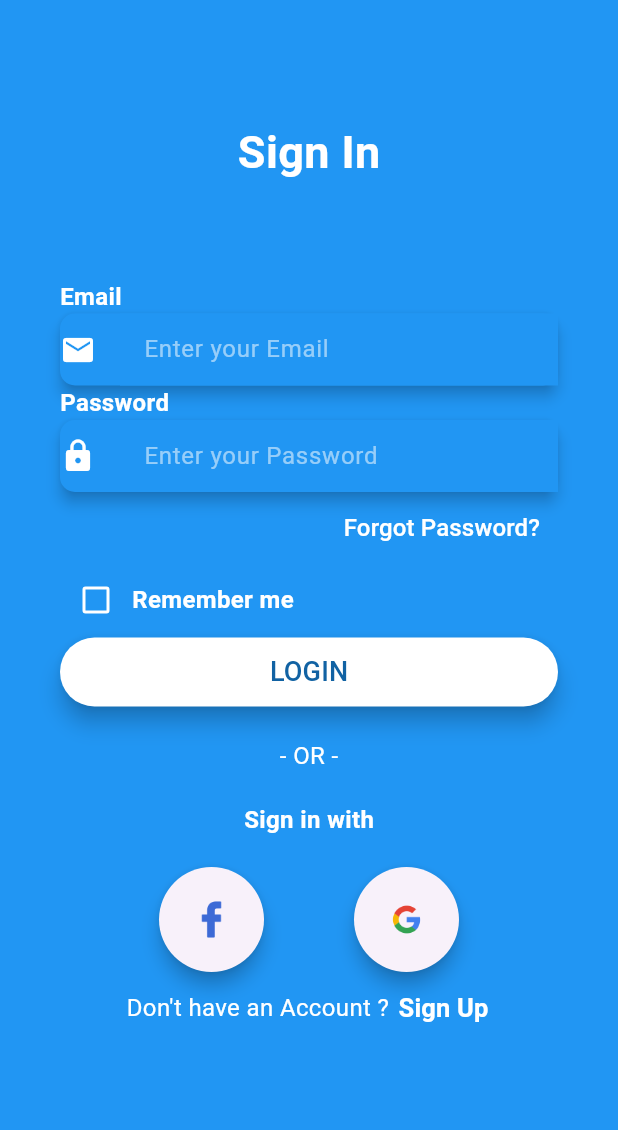
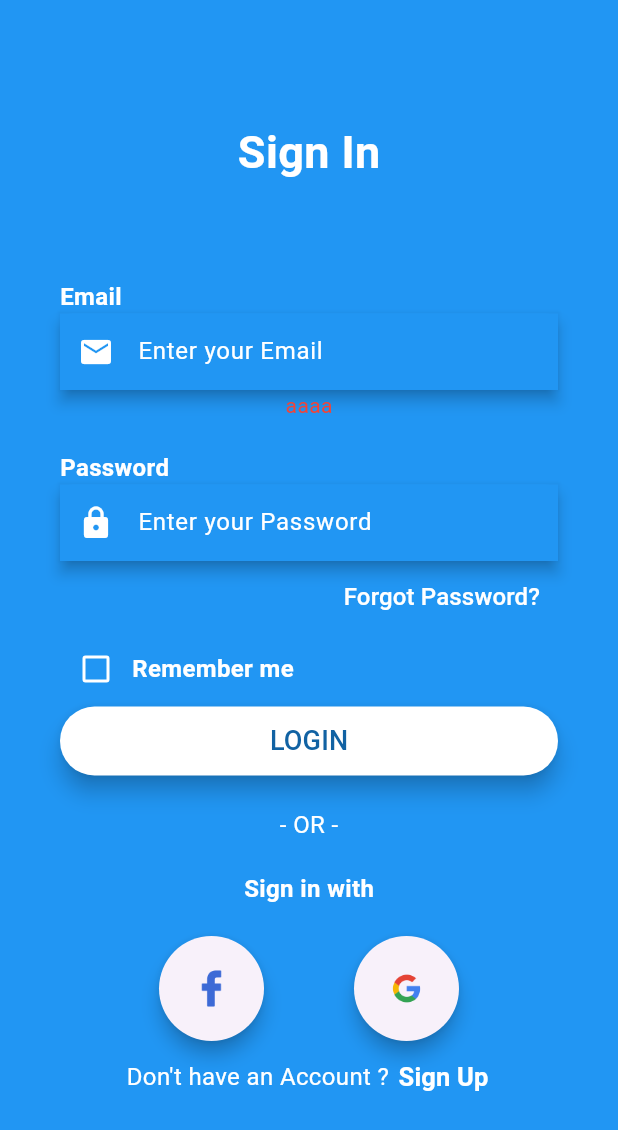
Before and after one commit to Kashish-saxena/Login_Repo, a Flutter app: the screen it shows after launch, after a tap on "LOGIN", on a phone screen of 412 x 824 dp. Shown: the top 1130 px of the screen. Run offline on Flutter 3.47's test engine with Material 2 defaults, Android fonts, the phone set to English and light mode, and no system bars.

Commit message:
lib updated

```diff
--- /dev/null
+++ b/lib/screens/home_screen.dart
@@ -0,0 +1,39 @@
+import 'package:flutter/material.dart';
+import 'package:flutter_project/screens/login_screen.dart';
+
+class HomeScreen extends StatefulWidget {
+  const HomeScreen({super.key});
+
+  @override
+  State<HomeScreen> createState() => _HomeScreenState();
+}
+
+
+class _HomeScreenState extends State<HomeScreen> {
+  @override
+  void initState() {
+    super.initState();
+    debugPrint("Initial State");
+  }
+
+  @override
+  Widget build(BuildContext context) {
+    return Scaffold(
+      appBar: AppBar(
+          leading: IconButton(
+              onPressed: () {
+                Navigator.pop(context,
+                    Builder(builder: (context) => const LoginScreen()));
+              },
+              icon: const Icon(Icons.arrow_back_ios))),
+      body: const Center(
+        child: Column(
+          children: [
+            Text("HomeScreen"),
+            Text(""),
+          ],
+        ),
+      ),
+    );
+  }
+}
--- a/lib/screens/login_screen.dart
+++ b/lib/screens/login_screen.dart
@@ -1,5 +1,7 @@
 import 'package:flutter/material.dart';
-import 'package:flutter_project/screens/input_validation.dart';
+import 'package:flutter_project/screens/home_screen.dart';
+import 'package:flutter_project/util/input_validation.dart';
+import 'package:flutter_project/util/string_constants.dart';
 import 'package:flutter_project/widgets/common_textfield.dart';
 
 class LoginScreen extends StatefulWidget {
@@ -10,13 +12,32 @@ class LoginScreen extends StatefulWidget {
 }
 
 class _LoginScreenState extends State<LoginScreen> {
-  bool? _changed = false; //isRememberMeClicked
+  @override
+  void initState() {
+    super.initState();
+    debugPrint("Initial State");
+  }
+
+  @override
+  void didChangeDependencies() {
+    debugPrint("Dependencies changed");
+    super.didChangeDependencies();
+  }
+
+  @override
+  void didUpdateWidget(covariant LoginScreen oldWidget) {
+    debugPrint("didUpdateWidget");
+    super.didUpdateWidget(oldWidget);
+  }
+
+  bool? isRememberMeClicked = false;
   final _formKey = GlobalKey<FormState>();
   TextEditingController emailController = TextEditingController();
   TextEditingController passwordController = TextEditingController();
   String _message = '';
-  final InputValidation _inputValidation = InputValidation();
-
+  String emailMessage = 'aaaa';
+  String passwordMessage = '';
+  bool? isEmailValid = true;
   @override
   Widget build(BuildContext context) {
     return Scaffold(
@@ -38,7 +59,7 @@ class _LoginScreenState extends State<LoginScreen> {
             mainAxisAlignment: MainAxisAlignment.center,
             children: [
               const Text(
-                "Sign In",
+                StringConstants.signIn,
                 style: TextStyle(
                     color: Colors.white,
                     fontSize: 30,
@@ -71,13 +92,32 @@ class _LoginScreenState extends State<LoginScreen> {
                 hint: "Enter your Email",
                 label: "Email",
                 hintStyle: const TextStyle(color: Colors.white),
+                prefixIcon: Icons.email,
                 image: (Icons.email),
-                validator: (email) {
-                  if (!_inputValidation.isEmailValid(email)) {
-                    return "Email address should contain @";
-                  }
-                  return null;
-                },
+                // onChange: (val) {
+                //   if (!InputValidation.isEmailValid(val)) {
+                //     //setState(() {
+                //       isEmailValid = false;
+                //     //});
+                //   } else {
+                //     isEmailValid = true;
+                //   }
+                // },
+                // validator: (email) {
+                //   if (!InputValidation.isEmailValid(email)) {
+                //     return "Email address should contain @";
+                //   }
+                //   return null;
+                // },
+              ),
+              isEmailValid == false
+                  ? Text(
+                      emailMessage,
+                      style: const TextStyle(color: Colors.red),
+                    )
+                  : Container(),
+              SizedBox(
+                height: 20,
               ),
               const Align(
                 alignment: Alignment.topLeft,
@@ -94,14 +134,15 @@ class _LoginScreenState extends State<LoginScreen> {
                 obscureText: true,
                 hint: "Enter your Password",
                 label: "Password",
+                prefixIcon: Icons.lock,
                 hintStyle: const TextStyle(color: Colors.white),
                 image: (Icons.lock),
-                validator: (password) {
-                  if (!_inputValidation.isPasswordValid(password)) {
-                    return "Password is incorrect";
-                  }
-                  return null;
-                },
+                // validator: (password) {
+                //   if (!InputValidation.isPasswordValid(password)) {
+                //     return "Password is incorrect";
+                //   }
+                //   return null;
+                // },
               ),
               Align(
                 alignment: Alignment.topRight,
@@ -117,11 +158,11 @@ class _LoginScreenState extends State<LoginScreen> {
                 children: [
                   Checkbox(
                     side: const BorderSide(color: Colors.white, width: 2),
-                    value: _changed,
+                    value: isRememberMeClicked,
                     onChanged: (value) {
                       // print("value is $value");
                       setState(() {
-                        _changed = value;
+                        isRememberMeClicked = value;
                       });
                     },
                   ),
@@ -144,13 +185,28 @@ class _LoginScreenState extends State<LoginScreen> {
                         horizontal: 20, vertical: 10),
                   ),
                   onPressed: () {
-                    if (_formKey.currentState!.validate()) {
-                      var email = emailController.text;
-                      _message =
-                          "Your account with the email '$email' has been created.";
-                    } else {
-                      _message = "Please type correct email and password";
+                    // if (_formKey.currentState!.validate()) {
+                    print("here");
+                    if (emailController.text.toString().length == 0 &&
+                        passwordController.text.toString().length == 0) {
+                      setState(() {
+                        isEmailValid = false;
+                        print("isEmailValid is $isEmailValid");
+                      });
                     }
+                    //_message = "Please type correct email and password";
+                    //}
+                    //else {
+                    // print("not checking");
+                    // var email = emailController.text;
+                    // _message =
+                    //     "Your account with the email '$email' has been created.";
+                    // Navigator.push(
+                    //     context,
+                    //     MaterialPageRoute(
+                    //       builder: (context) => const HomeScreen(),
+                    //     ));
+                    // }
                   },
                   child: const Text(
                     "LOGIN",
--- a/lib/screens/input_validation.dart
+++ b/lib/util/input_validation.dart
@@ -1,12 +1,12 @@
 class InputValidation {
-  bool isPasswordValid(String password) {
+  static bool isPasswordValid(String password) {
     if (password.length < 8) {
       return false;
     }
     return true;
   }
 
-  bool isEmailValid(String email) {
+  static bool isEmailValid(String email) {
     if (email.isEmpty) {
       return false;
     } else if (!email.contains("@")) {
--- /dev/null
+++ b/lib/util/string_constants.dart
@@ -0,0 +1,3 @@
+class StringConstants {
+  static const String signIn = "Sign In";
+}
--- a/lib/widgets/common_textfield.dart
+++ b/lib/widgets/common_textfield.dart
@@ -8,8 +8,10 @@ class TextFieldWidget extends StatelessWidget {
   IconData? image;
   TextStyle hintStyle;
   bool obscureText;
-  FormFieldValidator validator;
+  FormFieldValidator? validator;
   TextEditingController textEditingController;
+  IconData? prefixIcon;
+  Function? onChange;
 
   TextFieldWidget({
     super.key,
@@ -18,55 +20,56 @@ class TextFieldWidget extends StatelessWidget {
     this.image,
     required this.hintStyle,
     this.labelStyle,
-    required this.validator,
+    this.validator,
     required this.obscureText,
     required this.textEditingController,
+    this.prefixIcon,
   });
 
   @override
   Widget build(BuildContext context) {
     return Material(
-      // Container(
-      //   margin: const EdgeInsets.only(bottom: 25),
-      //   padding: const EdgeInsets.only(left: 15, top: 5, bottom: 5),
-      //   // decoration: const BoxDecoration(
-      //   color: Colors.blue,
-      //   borderRadius: BorderRadius.all(Radius.circular(10)),
-      //   boxShadow: [
-      //     BoxShadow(
-      //       color: Color.fromARGB(255, 30, 136, 223),
-      //       offset: Offset(0, 4),
-      //       spreadRadius: 2,
-      //       blurRadius: 4,
-      //     ),
-      //   ],
-      // ),
+      elevation: 4,
       color: Colors.blue,
-      shape: const RoundedRectangleBorder(
-        borderRadius: BorderRadius.all(Radius.circular(10)),
-      ),
-      shadowColor: const Color.fromARGB(255, 30, 136, 223),
-      elevation: 4,
-
       child: TextFormField(
+        autovalidateMode: AutovalidateMode.onUserInteraction,
+        validator: validator,
+        cursorColor: Colors.white,
+        style: const TextStyle(fontSize: 16, color: Colors.white, height: 1.6),
+        obscureText: obscureText,
         controller: textEditingController,
-        style: const TextStyle(
-          color: Colors.white,
-        ),
         decoration: InputDecoration(
-          error: DecoratedBox(decoration: BoxDecoration()),
+          errorBorder: const OutlineInputBorder(
+            borderSide: BorderSide(color: Colors.red),
+          ),
+          contentPadding: const EdgeInsets.symmetric(
+            horizontal: 12.5,
+            vertical: 12.5,
+          ),
+          hintText: hint,
+          hintStyle: const TextStyle(color: Colors.white),
+          prefixIcon: Icon(prefixIcon, color: Colors.white),
+          focusedBorder: OutlineInputBorder(
+              borderRadius: BorderRadius.circular(8),
+              borderSide: const BorderSide(
+                width: 0,
+                style: BorderStyle.none,
+              )),
+          filled: true,
           fillColor: Colors.blue,
-          filled: true,
-          border: InputBorder.none,
-          iconColor: Colors.white,
-          icon: Icon(image ?? Icons.abc),
-          hintText: hint,
-          hintStyle: const TextStyle(
-            color: Color.fromARGB(136, 255, 255, 255),
+          border: OutlineInputBorder(
+            borderRadius: BorderRadius.circular(8),
+            borderSide: const BorderSide(
+              width: 0,
+              style: BorderStyle.none,
+            ),
           ),
         ),
-        validator: validator,
-        obscureText: obscureText,
+        // onChanged: (value) {
+        //   if (onChange != null) {
+        //     onChange();
+        //   }
+        // },
       ),
     );
   }
```
